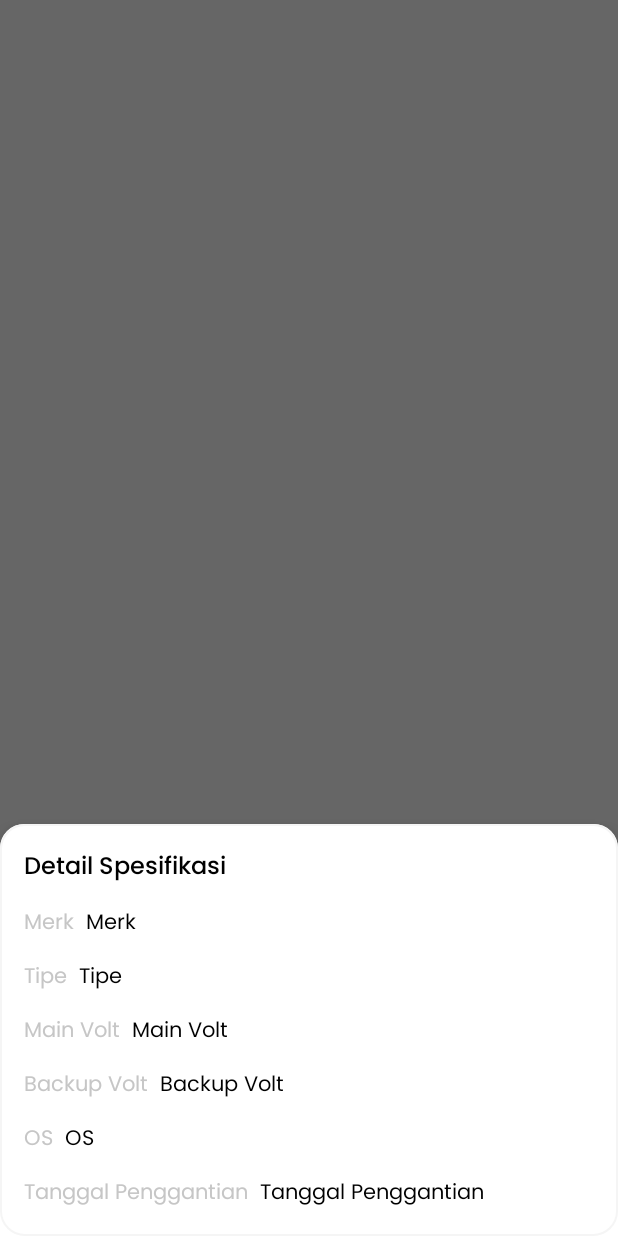
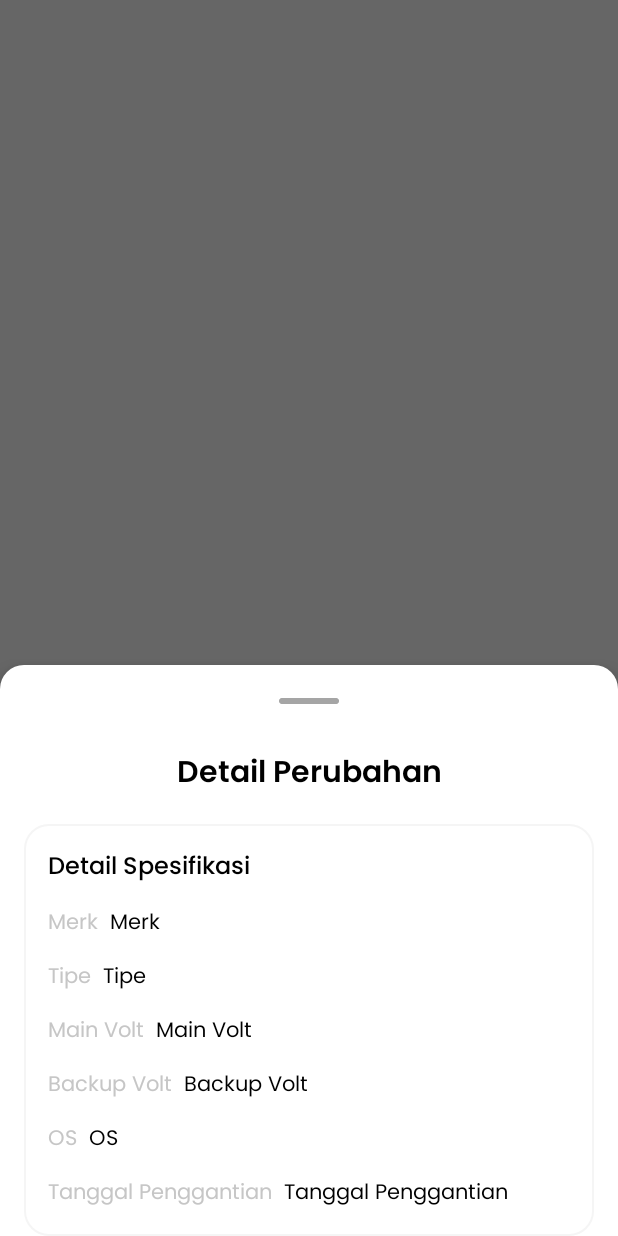
Before and after one commit to krsx/metric-app, an Android app: the fragment DetailHistorySpecScadatelFragment shown on its own in the app's theme, on a phone screen of 412 x 824 dp. Run offline under Robolectric (Android 15) with nearby library versions, the phone set to English and light mode, and no system bars; our stand-ins replace Dagger/Hilt's generated code.

Commit message:
fix: scadatel detail history bottom sheet style :hammer:

```diff
--- a/app/src/main/java/com/capstone/metricapp/features/detail/historis/DetailHistoryFragment.kt
+++ b/app/src/main/java/com/capstone/metricapp/features/detail/historis/DetailHistoryFragment.kt
@@ -83,7 +83,7 @@ class DetailHistoryFragment : Fragment() {
         val layoutManager = LinearLayoutManager(context)
         binding.rvHistory.layoutManager = layoutManager
 
-        val adapter = ScadatelHistoryKeypointAdapter(scadatelHistory)
+        val adapter = ScadatelHistoryKeypointAdapter(scadatelHistory, parentFragmentManager)
         binding.rvHistory.adapter = adapter
 
         adapter.setOnItemClickCallback(object : ScadatelHistoryKeypointAdapter.OnItemClickCallback {
--- a/app/src/main/res/layout/fragment_detail_history_spec_scadatel.xml
+++ b/app/src/main/res/layout/fragment_detail_history_spec_scadatel.xml
@@ -10,14 +10,16 @@
         android:id="@+id/constraintLayout11"
         android:layout_width="match_parent"
         android:layout_height="wrap_content"
+        android:layout_marginTop="16dp"
         app:layout_constraintEnd_toEndOf="parent"
         app:layout_constraintStart_toStartOf="parent"
-        app:layout_constraintTop_toTopOf="parent">
+        app:layout_constraintTop_toBottomOf="@+id/textView11">
 
         <androidx.constraintlayout.widget.ConstraintLayout
             android:layout_width="match_parent"
             android:layout_height="wrap_content"
-
+            android:layout_marginStart="16dp"
+            android:layout_marginEnd="16dp"
             android:background="@drawable/custom_card_rounded"
             android:padding="16dp"
             app:layout_constraintEnd_toEndOf="parent"
@@ -172,4 +174,26 @@
                 app:layout_constraintTop_toTopOf="@+id/textView7" />
         </androidx.constraintlayout.widget.ConstraintLayout>
     </androidx.constraintlayout.widget.ConstraintLayout>
+
+    <ImageView
+        android:id="@+id/imageView"
+        android:layout_width="40dp"
+        android:layout_height="wrap_content"
+        android:layout_marginTop="16dp"
+        android:src="@drawable/bottom_sheet_icon"
+        app:layout_constraintEnd_toEndOf="parent"
+        app:layout_constraintStart_toStartOf="parent"
+        app:layout_constraintTop_toTopOf="parent" />
+
+
+    <TextView
+        android:id="@+id/textView11"
+        style="@style/textStyleTitle"
+        android:layout_width="wrap_content"
+        android:layout_height="wrap_content"
+        android:layout_marginTop="24dp"
+        android:text="@string/change_detail"
+        app:layout_constraintEnd_toEndOf="parent"
+        app:layout_constraintStart_toStartOf="parent"
+        app:layout_constraintTop_toBottomOf="@+id/imageView" />
 </androidx.constraintlayout.widget.ConstraintLayout>
--- a/app/src/main/res/values/strings.xml
+++ b/app/src/main/res/values/strings.xml
@@ -78,6 +78,7 @@
     <string name="tab_spec">Spesifikasi</string>
     <string name="tab_history">Historis</string>
     <string name="tab_issue">Gangguan</string>
+    <string name="change_detail">Detail Perubahan</string>
 
 
 </resources>
```
Also changed, not shown: app/src/main/java/com/capstone/metricapp/core/ui/adapter/ScadatelHistoryKeypointAdapter.kt (+17 -1 lines), app/src/main/res/layout/fragment_detail_history_spec_gi_gh.xml (+23 -1 lines), app/src/main/res/layout/fragment_detail_history_spec_lbs_rec.xml (+24 -2 lines), app/src/main/res/layout/fragment_success_q_r.xml (+11 -10 lines).
